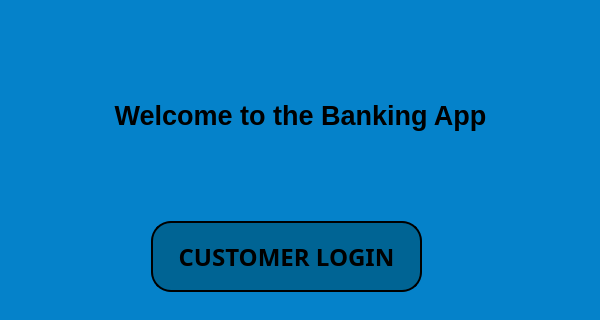
sumeyrazenkin/Atm-Project, file QT_designer/main_window.ui: the form before one commit; both pictures show x 0 to 600 and y 0 to 320 of the 600 by 700 pixel window.
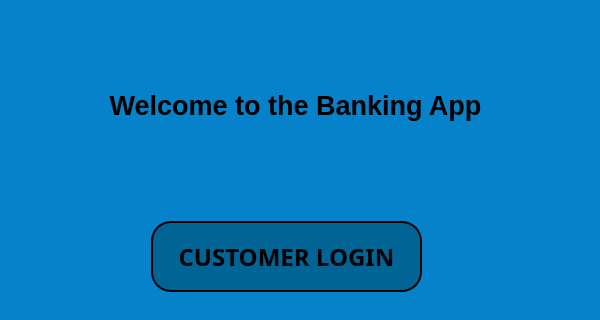
The form after the commit.

Diff of the .ui file:
```diff
--- a/QT_designer/main_window.ui
+++ b/QT_designer/main_window.ui
@@ -32,9 +32,9 @@
    <widget class="QLabel" name="openwdw_lbl_welcome">
     <property name="geometry">
      <rect>
-      <x>30</x>
-      <y>60</y>
-      <width>541</width>
+      <x>-10</x>
+      <y>50</y>
+      <width>611</width>
       <height>111</height>
      </rect>
     </property>
```
Left out of the diff: 2 changed lines with no effect on the pictures.
